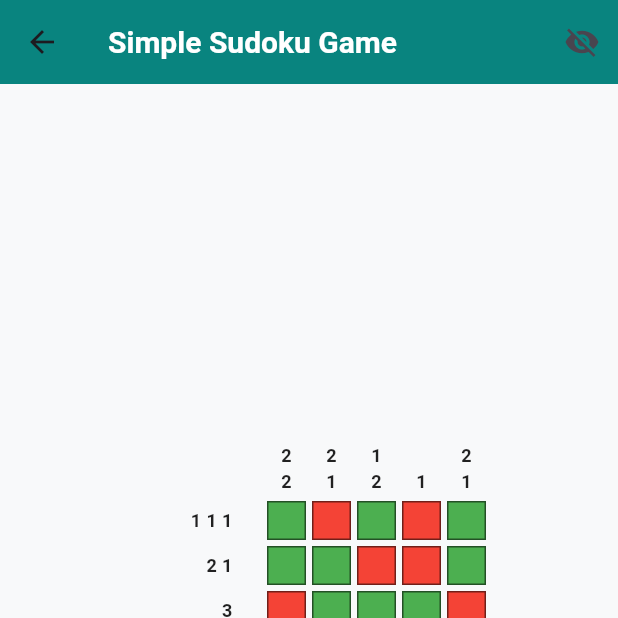
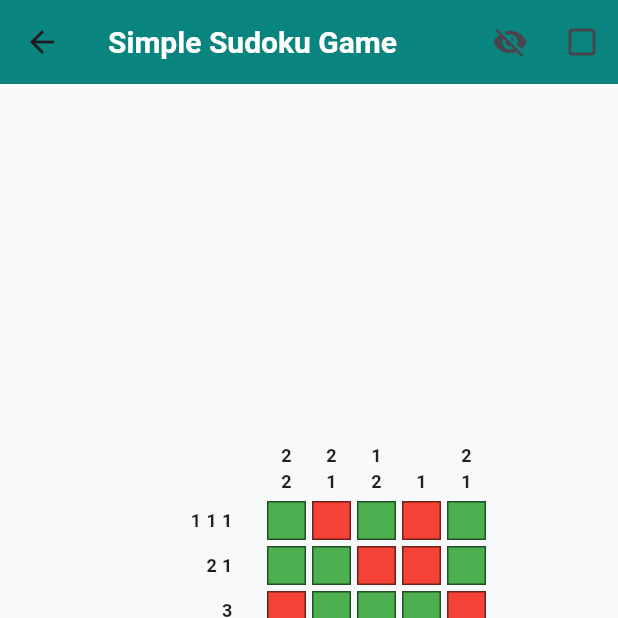
Before and after one commit to SeCorpo/simple_sudoku_flutter, a Flutter app: the GameScreen screen opened directly, after a tap on "Generate New Puzzle", after a tap on the "visibility" icon, on a phone screen of 412 x 824 dp, the top half of it. Run offline on Flutter 3.47's test engine with Material 3 defaults, Android fonts, the phone set to English and light mode, and no system bars; our stand-ins replace animate_do, flutter_bloc, shared_preferences; accounts and stored records are empty.

Commit message:
showCluesSolution option to show solved clues in color, in PuzzleModel fn isRowSolved, isColumnSolved, PuzzleTheme including solvedClueColor

```diff
--- a/lib/bloc/game/game_bloc.dart
+++ b/lib/bloc/game/game_bloc.dart
@@ -15,21 +15,25 @@ class GameBloc extends Bloc<GameEvent, GameState> {
     on<ToggleSolution>(_onToggleSolution);
     on<ToggleCell>(_onToggleCell);
     on<GameWonEvent>(_onGameWon);
+    on<ToggleCluesSolution>(_onToggleCluesSolution);
   }
 
   void _onGenerateNewPuzzle(GenerateNewPuzzle event, Emitter<GameState> emit) {
     final puzzle = _puzzleService.generateRandomPuzzle(size: event.size);
-    emit(GameLoaded(puzzle: puzzle, showSolution: false));
+    emit(GameLoaded(puzzle: puzzle, showSolution: false, showCluesSolution: false));
   }
 
   void _onStartGameWithPuzzle(StartGameWithPuzzle event, Emitter<GameState> emit) {
-    emit(GameLoaded(puzzle: event.puzzle, showSolution: false));
+    emit(GameLoaded(puzzle: event.puzzle, showSolution: false, showCluesSolution: false));
   }
 
   void _onToggleSolution(ToggleSolution event, Emitter<GameState> emit) {
     if (state is GameLoaded) {
       final currentState = state as GameLoaded;
-      emit(GameLoaded(puzzle: currentState.puzzle, showSolution: !currentState.showSolution));
+      emit(GameLoaded(
+          puzzle: currentState.puzzle,
+          showSolution: !currentState.showSolution,
+          showCluesSolution: currentState.showCluesSolution));
     }
   }
 
@@ -41,11 +45,25 @@ class GameBloc extends Bloc<GameEvent, GameState> {
       if (currentState.puzzle.isSolved()) {
         add(GameWonEvent(puzzle: currentState.puzzle));
       } else {
-        emit(GameLoaded(puzzle: currentState.puzzle, showSolution: currentState.showSolution));
+        emit(GameLoaded(
+          puzzle: currentState.puzzle,
+          showSolution: currentState.showSolution,
+          showCluesSolution: currentState.showCluesSolution,));
       }
     }
   }
   void _onGameWon(GameWonEvent event, Emitter<GameState> emit) {
     emit(GameWon(puzzle: event.puzzle));
   }
+
+  void _onToggleCluesSolution(ToggleCluesSolution event, Emitter<GameState> emit) {
+    if (state is GameLoaded) {
+      final currentState = state as GameLoaded;
+      emit(GameLoaded(
+        puzzle: currentState.puzzle,
+        showSolution: currentState.showSolution,
+        showCluesSolution: !currentState.showCluesSolution,
+      ));
+    }
+  }
 }
--- a/lib/bloc/game/game_event.dart
+++ b/lib/bloc/game/game_event.dart
@@ -26,3 +26,5 @@ class GameWonEvent extends GameEvent {
 
   GameWonEvent({required this.puzzle});
 }
+
+class ToggleCluesSolution extends GameEvent {}
--- a/lib/bloc/game/game_state.dart
+++ b/lib/bloc/game/game_state.dart
@@ -12,8 +12,9 @@ class GameInitial extends GameState {
 class GameLoaded extends GameState {
   final PuzzleModel puzzle;
   final bool showSolution;
+  final bool showCluesSolution;
 
-  GameLoaded({required this.puzzle, this.showSolution = false});
+  GameLoaded({required this.puzzle, this.showSolution = false, this.showCluesSolution = false});
 }
 
 class GameWon extends GameState {
--- a/lib/core/theme/puzzle_theme.dart
+++ b/lib/core/theme/puzzle_theme.dart
@@ -8,6 +8,7 @@ class PuzzleTheme {
     gridLineColor: Colors.black54,
     solutionCorrectColor: Colors.green,
     solutionIncorrectColor: Colors.red,
+    solvedClueColor: Colors.green,
   );
 
   static const PuzzleTheme dark = PuzzleTheme._(
@@ -17,6 +18,7 @@ class PuzzleTheme {
     gridLineColor: Colors.white38,
     solutionCorrectColor: Colors.green,
     solutionIncorrectColor: Colors.red,
+    solvedClueColor: Colors.green,
   );
 
   final Color cellSelectedColor;
@@ -25,6 +27,7 @@ class PuzzleTheme {
   final Color gridLineColor;
   final Color solutionCorrectColor;
   final Color solutionIncorrectColor;
+  final Color solvedClueColor;
 
   const PuzzleTheme._({
     required this.cellSelectedColor,
@@ -33,5 +36,6 @@ class PuzzleTheme {
     required this.gridLineColor,
     required this.solutionCorrectColor,
     required this.solutionIncorrectColor,
+    required this.solvedClueColor,
   });
 }
--- a/lib/models/puzzle_model.dart
+++ b/lib/models/puzzle_model.dart
@@ -29,7 +29,19 @@ class PuzzleModel {
   });
 
   /// **Check if puzzle is solved**
-  bool isSolved() => grid.every((row) => row.every((cell) => cell.isFilled == cell.isCorrect));
+  bool isSolved() => grid.every(
+          (row) => row.every((cell) => cell.isFilled == cell.isCorrect));
+
+  /// **Check if a specific row is solved**
+  bool isRowSolved(int row) {
+    return grid[row].every((cell) => cell.isFilled == cell.isCorrect);
+  }
+
+  /// **Check if a specific column is solved**
+  bool isColumnSolved(int col) {
+    return List.generate(rows, (row) => grid[row][col])
+        .every((cell) => cell.isFilled == cell.isCorrect);
+  }
 
   PuzzleModel copyWith({
     String? puzzleId,
@@ -82,8 +94,4 @@ class PuzzleModel {
     colClues: (json['colClues'] as List).map((col) => List<int>.from(col)).toList(),
     completed: json['completed'] ?? false,
   );
-
-
-
-
 }
--- a/lib/ui/screens/game_screen.dart
+++ b/lib/ui/screens/game_screen.dart
@@ -21,16 +21,31 @@ class GameScreen extends StatelessWidget {
         actions: [
           BlocBuilder<GameBloc, GameState>(
             builder: (context, state) {
-              bool showSolution = (state is GameLoaded) ? state.showSolution : false;
-              return IconButton(
-                icon: Icon(showSolution ? Icons.visibility_off : Icons.visibility),
-                onPressed: () => context.read<GameBloc>().add(ToggleSolution()),
-                tooltip: showSolution ? "Hide Solution" : "Show Solution",
-              );
+              if (state is GameLoaded) {
+                bool showSolution = state.showSolution;
+                bool showCluesSolution = state.showCluesSolution;
+
+                return Row(
+                  children: [
+                    IconButton(
+                      icon: Icon(showSolution ? Icons.visibility_off : Icons.visibility),
+                      onPressed: () => context.read<GameBloc>().add(ToggleSolution()),
+                      tooltip: showSolution ? "Hide Solution" : "Show Solution",
+                    ),
+                    IconButton(
+                      icon: Icon(showCluesSolution ? Icons.check_box : Icons.check_box_outline_blank),
+                      onPressed: () => context.read<GameBloc>().add(ToggleCluesSolution()),
+                      tooltip: showCluesSolution ? "Hide Clue Solution" : "Show Clue Solution",
+                    ),
+                  ],
+                );
+              }
+              return const SizedBox.shrink();
             },
           ),
         ],
       ),
+
       body: BlocListener<ProviderBloc, ProviderState>(
         listener: (context, state) {
           if (state is PuzzleSaved) {
@@ -51,13 +66,13 @@ class GameScreen extends StatelessWidget {
             if (state is GameInitial) {
               return _buildInitialScreen(context, state.defaultPuzzleSize);
             } else if (state is GameLoaded) {
-              return _buildGameUI(context, state.puzzle, state.showSolution);
+              return _buildGameUI(context, state.puzzle, state.showSolution, state.showCluesSolution);
             } else if (state is GameWon) {
               if(!state.puzzle.completed) {
                 context.read<ProviderBloc>().add(
                     MarkPuzzleCompleted(puzzleId: state.puzzle.puzzleId));
               }
-              return _buildGameUI(context, state.puzzle, false, isWon: true);
+              return _buildGameUI(context, state.puzzle, false, false, isWon: true);
             } else {
               return const Center(child: Text("Unknown state"));
             }
@@ -72,7 +87,7 @@ class GameScreen extends StatelessWidget {
     return _buildNewPuzzleButton(context, defaultPuzzleSize);
   }
 
-  Widget _buildGameUI(BuildContext context, PuzzleModel puzzle, bool showSolution, {bool isWon = false}) {
+  Widget _buildGameUI(BuildContext context, PuzzleModel puzzle, bool showSolution, bool showCluesSolution, {bool isWon = false}) {
     double gridSize = MediaQuery.of(context).size.width < 600 ? 30 : 40;
     int maxRowClueLength = puzzle.rowClues.fold(1, (max, clue) => clue.length > max ? clue.length : max);
     int maxColClueLength = puzzle.colClues.fold(1, (max, clue) => clue.length > max ? clue.length : max);
@@ -90,7 +105,13 @@ class GameScreen extends StatelessWidget {
             height: dynamicClueHeight,
             child: Padding(
               padding: EdgeInsets.only(left: dynamicClueWidth),
-              child: ClueNumbersWidget(clues: puzzle.colClues, isRow: false, gridSize: gridSize),
+              child: ClueNumbersWidget(
+                clues: puzzle.colClues,
+                isRow: false,
+                gridSize: gridSize,
+                solved: List.generate(puzzle.cols, (col) => puzzle.isColumnSolved(col)),
+                useSolvedColor: showCluesSolution,
+              ),
             ),
           ),
 
@@ -102,7 +123,13 @@ class GameScreen extends StatelessWidget {
               // Left Clue Numbers
               SizedBox(
                 width: dynamicClueWidth,
-                child: ClueNumbersWidget(clues: puzzle.rowClues, isRow: true, gridSize: gridSize),
+                child: ClueNumbersWidget(
+                  clues: puzzle.rowClues,
+                  isRow: true,
+                  gridSize: gridSize,
+                  solved: List.generate(puzzle.rows, (row) => puzzle.isRowSolved(row)),
+                  useSolvedColor: showCluesSolution,
+                ),
               ),
 
               // Puzzle Grid
--- a/lib/ui/widgets/clue_numbers_widget.dart
+++ b/lib/ui/widgets/clue_numbers_widget.dart
@@ -5,9 +5,17 @@ class ClueNumbersWidget extends StatelessWidget {
   final List<List<int>> clues;
   final bool isRow;
   final double gridSize;
+  final List<bool> solved;
+  final bool useSolvedColor;
 
-  const ClueNumbersWidget({super.key, required this.clues, required this.isRow, required this.gridSize});
-
+  const ClueNumbersWidget({
+    super.key,
+    required this.clues,
+    required this.isRow,
+    required this.gridSize,
+    required this.solved,
+    required this.useSolvedColor,
+  });
 
   @override
   Widget build(BuildContext context) {
@@ -19,6 +27,10 @@ class ClueNumbersWidget extends StatelessWidget {
         ? Column(
       mainAxisAlignment: MainAxisAlignment.center,
       children: List.generate(clues.length, (index) {
+        Color textColor = (solved[index] && useSolvedColor)
+            ? puzzleTheme.solvedClueColor
+            : puzzleTheme.clueTextColor;
+
         return Container(
           width: gridSize * 2,
           height: gridSize,
@@ -29,7 +41,11 @@ class ClueNumbersWidget extends StatelessWidget {
             child: Text(
               clues[index].join(" "),
               textAlign: TextAlign.right,
-              style: TextStyle(fontSize: gridSize * 0.4, fontWeight: FontWeight.bold, color: puzzleTheme.clueTextColor),
+              style: TextStyle(
+                fontSize: gridSize * 0.4,
+                fontWeight: FontWeight.bold,
+                color: textColor,
+              ),
             ),
           ),
         );
@@ -38,6 +54,10 @@ class ClueNumbersWidget extends StatelessWidget {
         : Row(
       mainAxisAlignment: MainAxisAlignment.center,
       children: List.generate(clues.length, (index) {
+        Color textColor = (solved[index] && useSolvedColor)
+            ? puzzleTheme.solvedClueColor
+            : puzzleTheme.clueTextColor;
+
         return Container(
           width: gridSize,
           height: gridSize * maxNumbers,
@@ -50,7 +70,11 @@ class ClueNumbersWidget extends StatelessWidget {
               child: Text(
                 "$clueNumber",
                 textAlign: TextAlign.center,
-                style: TextStyle(fontSize: gridSize * 0.4, fontWeight: FontWeight.bold, color: puzzleTheme.clueTextColor),
+                style: TextStyle(
+                  fontSize: gridSize * 0.4,
+                  fontWeight: FontWeight.bold,
+                  color: textColor,
+                ),
               ),
             ))
                 .toList(),
```
